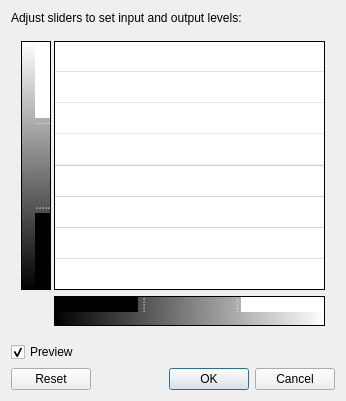
markus-wa/glmixer-mirror, file src/GammaLevelsDialog.ui: the form before one commit.
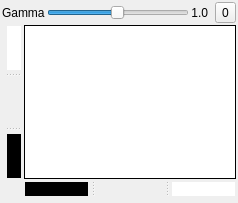
The form after the commit. Icons and pictures are not drawn.

Commit message: WORK IN PROGRESS : GLSL implementation start to work ! Added also the Gamma & levels widget. Filters and invert work. almost done...

```diff
--- a/src/GammaLevelsDialog.ui
+++ b/src/GammaLevelsDialog.ui
@@ -1,34 +1,96 @@
 <?xml version="1.0" encoding="UTF-8"?>
 <ui version="4.0">
- <class>Dialog</class>
- <widget class="QDialog" name="Dialog">
+ <class>GammaLevelsWidget</class>
+ <widget class="QWidget" name="GammaLevelsWidget">
   <property name="geometry">
    <rect>
     <x>0</x>
     <y>0</y>
-    <width>346</width>
-    <height>401</height>
+    <width>238</width>
+    <height>203</height>
    </rect>
   </property>
   <property name="windowTitle">
    <string>Gamma levels</string>
   </property>
   <layout class="QVBoxLayout" name="verticalLayout">
+   <property name="spacing">
+    <number>2</number>
+   </property>
+   <property name="margin">
+    <number>2</number>
+   </property>
    <item>
-    <widget class="QLabel" name="title">
-     <property name="text">
-      <string>Adjust sliders to set input and output levels:</string>
-     </property>
-    </widget>
+    <layout class="QHBoxLayout" name="horizontalLayout">
+     <item>
+      <widget class="QLabel" name="gammalabel">
+       <property name="text">
+        <string>Gamma</string>
+       </property>
+      </widget>
+     </item>
+     <item>
+      <widget class="QSlider" name="gammaSlider">
+       <property name="minimum">
+        <number>10</number>
+       </property>
+       <property name="maximum">
+        <number>1000</number>
+       </property>
+       <property name="singleStep">
+        <number>10</number>
+       </property>
+       <property name="pageStep">
+        <number>100</number>
+       </property>
+       <property name="value">
+        <number>500</number>
+       </property>
+       <property name="orientation">
+        <enum>Qt::Horizontal</enum>
+       </property>
+      </widget>
+     </item>
+     <item>
+      <widget class="QLabel" name="gammaText">
+       <property name="sizePolicy">
+        <sizepolicy hsizetype="Fixed" vsizetype="Preferred">
+         <horstretch>0</horstretch>
+         <verstretch>0</verstretch>
+        </sizepolicy>
+       </property>
+       <property name="layoutDirection">
+        <enum>Qt::RightToLeft</enum>
+       </property>
+       <property name="text">
+        <string>1.0</string>
+       </property>
+       <property name="textFormat">
+        <enum>Qt::PlainText</enum>
+       </property>
+       <property name="alignment">
+        <set>Qt::AlignRight|Qt::AlignTrailing|Qt::AlignVCenter</set>
+       </property>
+       <property name="indent">
+        <number>5</number>
+       </property>
+      </widget>
+     </item>
+     <item>
+      <widget class="QToolButton" name="resetButton">
+       <property name="text">
+        <string>0</string>
+       </property>
+       <property name="icon">
+        <iconset resource="../icons.qrc">
+         <normaloff>:/glmixer/icons/view-refresh.png</normaloff>:/glmixer/icons/view-refresh.png</iconset>
+       </property>
+      </widget>
+     </item>
+    </layout>
    </item>
    <item>
     <layout class="QGridLayout" name="gridLayoutGraphic">
-     <property name="horizontalSpacing">
-      <number>3</number>
-     </property>
-     <property name="margin">
-      <number>10</number>
-     </property>
      <item row="0" column="0">
       <widget class="QWidget" name="verticalGradient" native="true">
        <property name="sizePolicy">
@@ -39,25 +101,31 @@
        </property>
        <property name="minimumSize">
         <size>
-         <width>30</width>
+         <width>20</width>
          <height>0</height>
         </size>
        </property>
        <property name="maximumSize">
         <size>
-         <width>30</width>
+         <width>20</width>
          <height>16777215</height>
         </size>
        </property>
        <property name="styleSheet">
-        <string notr="true">background-color: qlineargradient(spread:pad, x1:0, y1:0, x2:0, y2:1, stop:0 rgba(255, 255, 255, 255), stop:1 rgba(0, 0, 0, 255));
+        <string notr="true">QWidget{
+    background-color: qlineargradient(spread:pad, x1:0, y1:0, x2:0, y2:1, stop:0 rgba(255, 255, 255, 255), stop:1 rgba(0, 0, 0, 255));
+}
+QWidget:disabled {
+	background-color: rgb(128, 128, 128);
+};
+
 border-width: 1px;
 border-style: solid;
 border-color: black;</string>
        </property>
        <layout class="QHBoxLayout" name="horizontalLayout_3">
         <property name="leftMargin">
-         <number>14</number>
+         <number>5</number>
         </property>
         <property name="topMargin">
          <number>1</number>
@@ -85,17 +153,25 @@
           </property>
           <widget class="QWidget" name="maxOut" native="true">
            <property name="styleSheet">
-            <string notr="true">background-color: rgb(255, 255, 255);</string>
+            <string notr="true">alternate-background-color: rgb(195, 195, 195);
+background-color: rgb(255, 255, 255);</string>
            </property>
           </widget>
           <widget class="QWidget" name="rangeOut" native="true">
+           <property name="minimumSize">
+            <size>
+             <width>1</width>
+             <height>1</height>
+            </size>
+           </property>
            <property name="styleSheet">
             <string notr="true">background-color: rgba(240, 240, 240,0);</string>
            </property>
           </widget>
           <widget class="QWidget" name="minOut" native="true">
            <property name="styleSheet">
-            <string notr="true">background-color: rgb(0, 0, 0);</string>
+            <string notr="true">background-color: rgb(0, 0, 0);
+alternate-background-color: rgb(88, 88, 88);</string>
            </property>
           </widget>
          </widget>
@@ -114,17 +190,23 @@
        <property name="minimumSize">
         <size>
          <width>0</width>
-         <height>30</height>
+         <height>20</height>
         </size>
        </property>
        <property name="maximumSize">
         <size>
          <width>16777215</width>
-         <height>30</height>
+         <height>20</height>
         </size>
        </property>
        <property name="styleSheet">
-        <string notr="true">background-color: qlineargradient(spread:pad, x1:0, y1:0, x2:1, y2:0, stop:0 rgba(0, 0, 0, 255), stop:1 rgba(255, 255, 255, 255));
+        <string notr="true">QWidget{
+    background-color: qlineargradient(spread:pad, x1:0, y1:0, x2:1, y2:0, stop:0 rgba(0, 0, 0, 255), stop:1 rgba(255, 255, 255, 255));
+}
+QWidget:disabled {
+	background-color: rgb(128, 128, 128);
+};
+
 border-width: 1px;
 border-style: solid;
 border-color: black;</string>
@@ -140,7 +222,7 @@
          <number>1</number>
         </property>
         <property name="bottomMargin">
-         <number>14</number>
+         <number>5</number>
         </property>
         <item>
          <widget class="QSplitter" name="inSplit">
@@ -165,17 +247,25 @@
           </property>
           <widget class="QWidget" name="minIn" native="true">
            <property name="styleSheet">
-            <string notr="true">background-color: rgb(0, 0, 0);</string>
+            <string notr="true">background-color: rgb(0, 0, 0);
+alternate-background-color: rgb(88, 88, 88);</string>
            </property>
           </widget>
           <widget class="QWidget" name="rangeIn" native="true">
+           <property name="minimumSize">
+            <size>
+             <width>1</width>
+             <height>1</height>
+            </size>
+           </property>
            <property name="styleSheet">
             <string notr="true">background-color: rgba(240, 240, 240,0);</string>
            </property>
           </widget>
           <widget class="QWidget" name="maxIn" native="true">
            <property name="styleSheet">
-            <string notr="true">background-color: rgb(255, 255, 255);</string>
+            <string notr="true">background-color: rgb(255, 255, 255);
+alternate-background-color: rgb(195, 195, 195);</string>
            </property>
           </widget>
          </widget>
@@ -186,7 +276,7 @@
      <item row="0" column="1">
       <widget class="QWidget" name="widget_9" native="true">
        <property name="styleSheet">
-        <string notr="true">background-color: qlineargradient(spread:repeat, x1:0, y1:0, x2:0.0, y2:0.125, stop:0 rgba(255, 255, 255, 255), stop:0.95 rgba(255, 255, 255, 255), stop:1 rgba(150, 150, 150, 100));
+        <string notr="true">background-color: white;
 border-width: 1px;
 border-style: solid;
 border-color: black;</string>
@@ -195,26 +285,6 @@
      </item>
     </layout>
    </item>
-   <item>
-    <widget class="QCheckBox" name="preview">
-     <property name="text">
-      <string>Preview</string>
-     </property>
-     <property name="checked">
-      <bool>true</bool>
-     </property>
-    </widget>
-   </item>
-   <item>
-    <widget class="QDialogButtonBox" name="buttonBox">
-     <property name="orientation">
-      <enum>Qt::Horizontal</enum>
-     </property>
-     <property name="standardButtons">
-      <set>QDialogButtonBox::Cancel|QDialogButtonBox::Ok|QDialogButtonBox::Reset</set>
-     </property>
-    </widget>
-   </item>
   </layout>
  </widget>
  <resources/>
```
Left out of the diff: 47 changed lines with no effect on the pictures. The commit also changes 24 other files.
